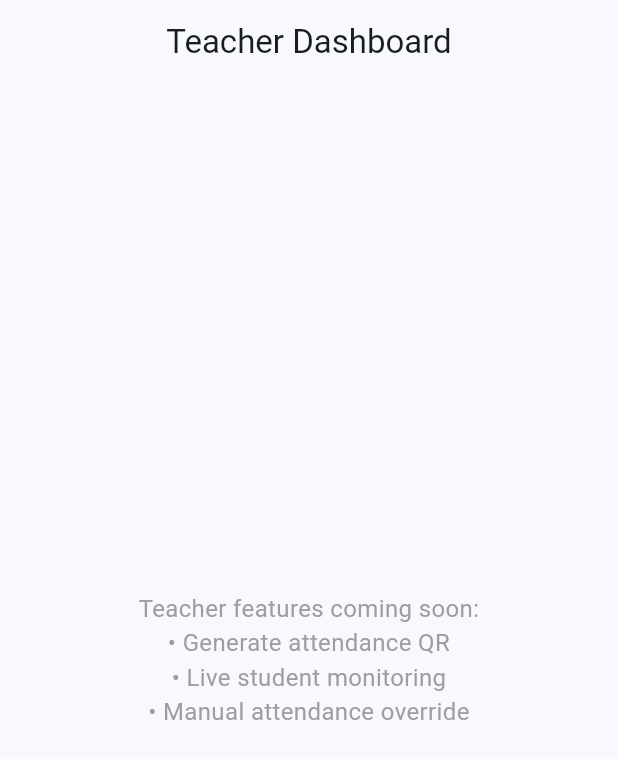
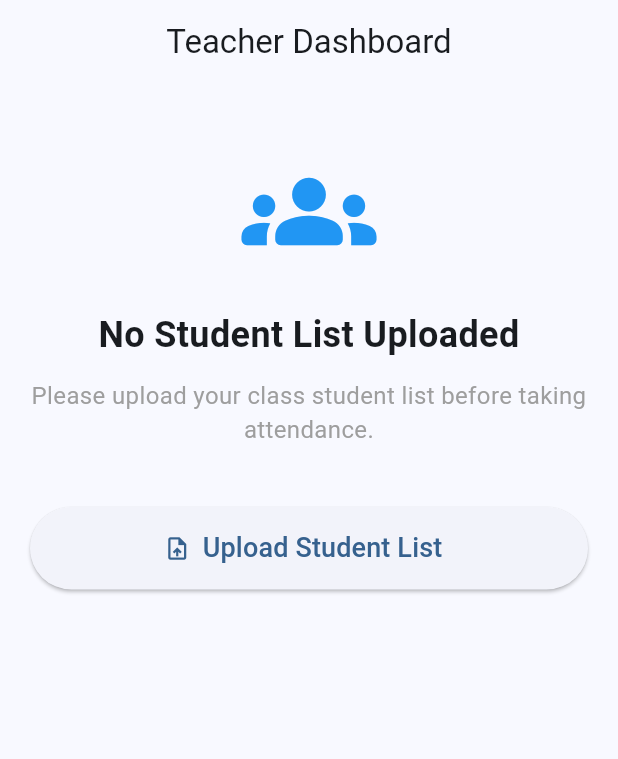
Before and after one commit to vikashraj31/smart_attendance_app, a Flutter app: the TeacherDashboard screen opened directly, on a phone screen of 412 x 824 dp. Shown: the top 759 px of the screen. Run offline on Flutter 3.47's test engine with Material 3 defaults, Android fonts, the phone set to English and light mode, and no system bars; our stand-ins replace firebase_auth, firebase_core, google_sign_in; missing offline and left inert: mobile_scanner; accounts and stored records are empty.

Commit message:
Create teacher dashboard upload UI

```diff
--- a/lib/dashboards/teacher_dashboard.dart
+++ b/lib/dashboards/teacher_dashboard.dart
@@ -10,17 +10,57 @@ class TeacherDashboard extends StatelessWidget {
         title: const Text("Teacher Dashboard"),
         centerTitle: true,
       ),
-      body: const Center(
-        child: Padding(
-          padding: EdgeInsets.all(24),
-          child: Text(
-            "Teacher features coming soon:\n"
-            "• Generate attendance QR\n"
-            "• Live student monitoring\n"
-            "• Manual attendance override",
-            textAlign: TextAlign.center,
-            style: TextStyle(fontSize: 16, color: Colors.grey),
-          ),
+      body: Padding(
+        padding: const EdgeInsets.all(20),
+        child: Column(
+          children: [
+            const SizedBox(height: 20),
+
+            const Icon(
+              Icons.groups_rounded,
+              size: 90,
+              color: Colors.blue,
+            ),
+
+            const SizedBox(height: 20),
+
+            const Text(
+              "No Student List Uploaded",
+              style: TextStyle(
+                fontSize: 24,
+                fontWeight: FontWeight.bold,
+              ),
+              textAlign: TextAlign.center,
+            ),
+
+            const SizedBox(height: 12),
+
+            const Text(
+              "Please upload your class student list before taking attendance.",
+              textAlign: TextAlign.center,
+              style: TextStyle(
+                fontSize: 16,
+                color: Colors.grey,
+              ),
+            ),
+
+            const SizedBox(height: 40),
+
+            SizedBox(
+              width: double.infinity,
+              height: 55,
+              child: ElevatedButton.icon(
+                onPressed: () {
+                  // Excel upload functionality next step
+                },
+                icon: const Icon(Icons.upload_file),
+                label: const Text(
+                  "Upload Student List",
+                  style: TextStyle(fontSize: 18),
+                ),
+              ),
+            ),
+          ],
         ),
       ),
     );
```
